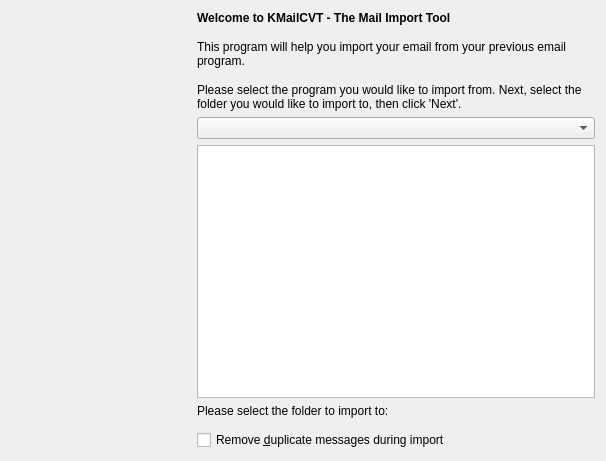
First picture: the form in kmailcvt/kselfilterpagedlg.ui, repository KDE/kdepim, before the edit.
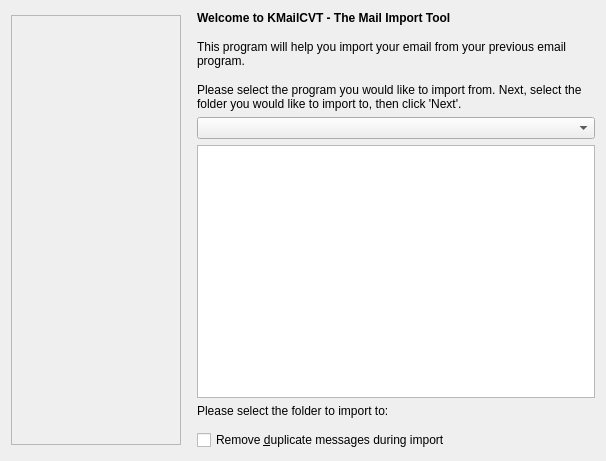
Second picture: the form after the edit. Custom widgets are drawn as their Qt base class.

Commit message:
Use QFrame::StyledPanel instead of QFrame::Panel
This ensure we get QStyle-compliant frames.

Patch:
```diff
--- a/kmailcvt/kselfilterpagedlg.ui
+++ b/kmailcvt/kselfilterpagedlg.ui
@@ -26,7 +26,7 @@
       </size>
      </property>
      <property name="frameShape">
-      <enum>QFrame::Panel</enum>
+      <enum>QFrame::StyledPanel</enum>
      </property>
      <property name="frameShadow">
       <enum>QFrame::Plain</enum>
```
The commit also changes 7 other files.
